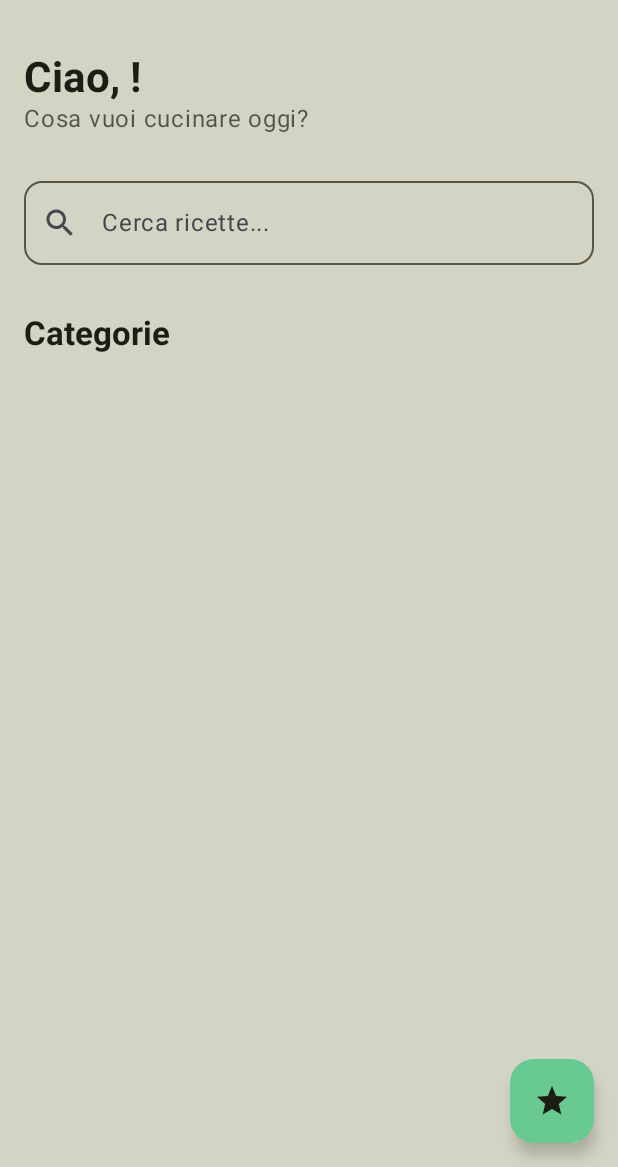
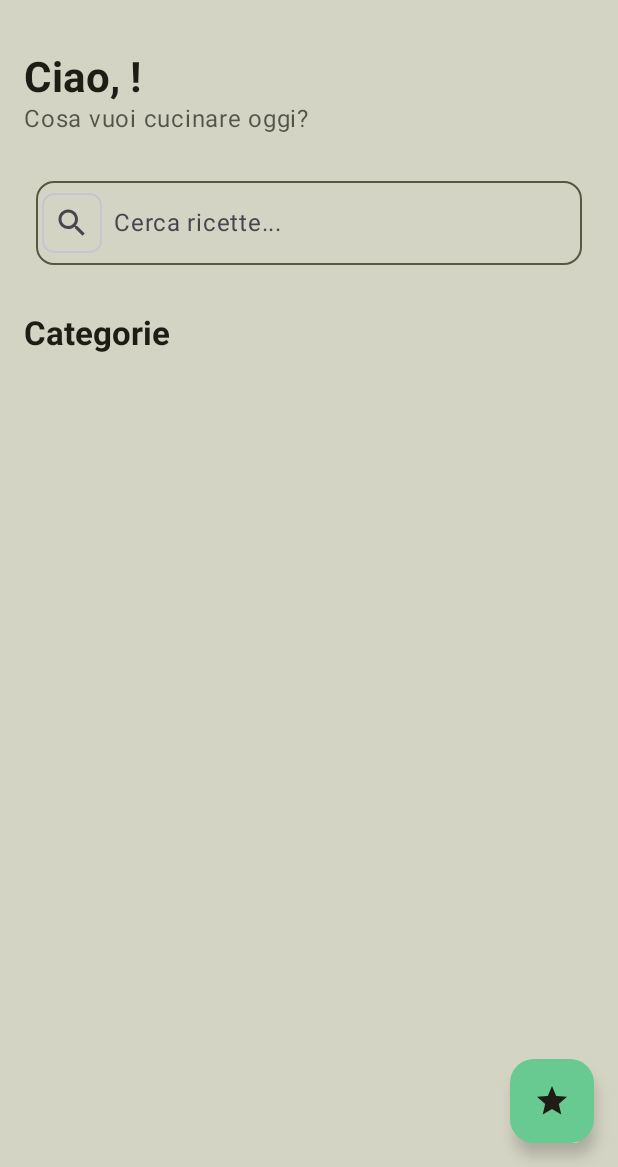
Before and after one commit to FantinJacopo/GnamGPT, an Android app built with Jetpack Compose: the HomeScreen screen opened through its navigation route, on a phone screen of 412 x 824 dp, the part 69-1236 px from its top. Run offline under Robolectric (Android 15) with nearby library versions, the phone set to English and light mode, and no system bars; our stand-ins replace Firebase (no records; nobody signed in at launch, a user with empty details on screens opened directly); pictures from the network do not load.

Commit message:
Ricerca funzionante

```diff
--- a/app/src/main/java/com/gnamgpt/ui/components/SearchBar.kt
+++ b/app/src/main/java/com/gnamgpt/ui/components/SearchBar.kt
@@ -1,12 +1,18 @@
 package com.gnamgpt.ui.components
 
+import androidx.compose.foundation.layout.PaddingValues
 import androidx.compose.foundation.layout.fillMaxWidth
 import androidx.compose.foundation.layout.padding
+import androidx.compose.foundation.layout.size
 import androidx.compose.foundation.shape.RoundedCornerShape
 import androidx.compose.foundation.text.KeyboardActions
 import androidx.compose.material.icons.Icons
+import androidx.compose.material.icons.filled.Close
 import androidx.compose.material.icons.filled.Search
+import androidx.compose.material3.Button
 import androidx.compose.material3.Icon
+import androidx.compose.material3.IconButton
+import androidx.compose.material3.OutlinedButton
 import androidx.compose.material3.OutlinedTextField
 import androidx.compose.material3.Text
 import androidx.compose.runtime.Composable
@@ -28,16 +34,39 @@ fun SearchBar(
         value = text,
         onValueChange = {
             text = it
+            onSubmit(it)
         },
         modifier = Modifier
             .fillMaxWidth()
-            .padding(vertical = 8.dp),
+            .padding(vertical = 8.dp, horizontal = 8.dp),
         placeholder = { Text("Cerca ricette...") },
         leadingIcon = {
-            Icon(
-                Icons.Default.Search,
-                contentDescription = "Cerca"
-            )
+            OutlinedButton (
+                onClick = { onSubmit(text) },
+                contentPadding = PaddingValues(8.dp),
+                modifier = Modifier.size(40.dp),
+                shape = RoundedCornerShape(8.dp)
+            ) {
+                Icon(
+                    Icons.Default.Search,
+                    contentDescription = "Cerca"
+                )
+            }
+        },
+        trailingIcon = {
+            if (text.isNotEmpty()) {
+                IconButton(
+                    onClick = {
+                        text = ""
+                        onSubmit("@!_-")  // stringa che sono sicuro non restituirà mai nessun risultato
+                    }
+                ) {
+                    Icon(
+                        Icons.Default.Close,
+                        contentDescription = "Cancella"
+                    )
+                }
+            }
         },
         shape = RoundedCornerShape(12.dp),
         singleLine = true,
--- a/app/src/main/java/com/gnamgpt/ui/screens/HomeScreen.kt
+++ b/app/src/main/java/com/gnamgpt/ui/screens/HomeScreen.kt
@@ -131,7 +131,7 @@ fun HomeScreen(
                 )
             }
 
-            if(meals != null && meals!!.isNotEmpty()){
+            meals?.takeIf { it.isNotEmpty() }?.let { nonEmptyMeals ->
                 item {
                     Text(
                         "Ricette trovate",
@@ -142,7 +142,7 @@ fun HomeScreen(
                         horizontalArrangement = Arrangement.spacedBy(12.dp),
                         modifier = Modifier.padding(vertical = 12.dp)
                     ) {
-                        items(meals!!) { meal ->
+                        items(nonEmptyMeals) { meal ->
                             Log.d("HomeScreen", "Ricetta trovata: $meal")
                             RecipeCard(
                                 name = meal.strMeal,
```
